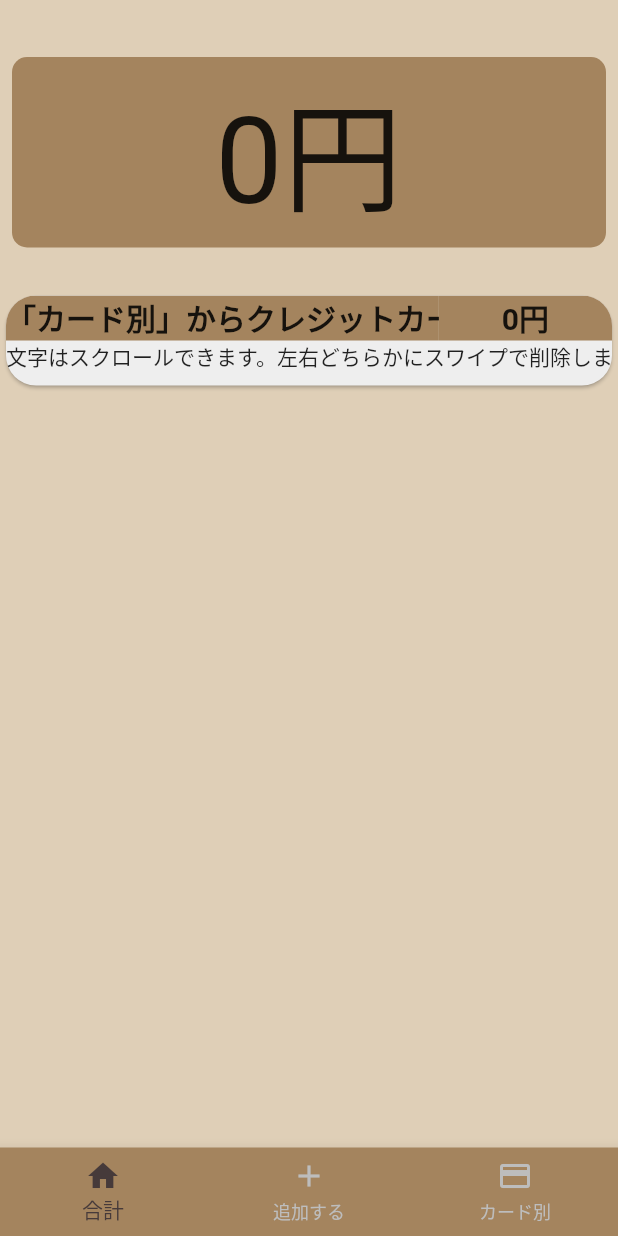
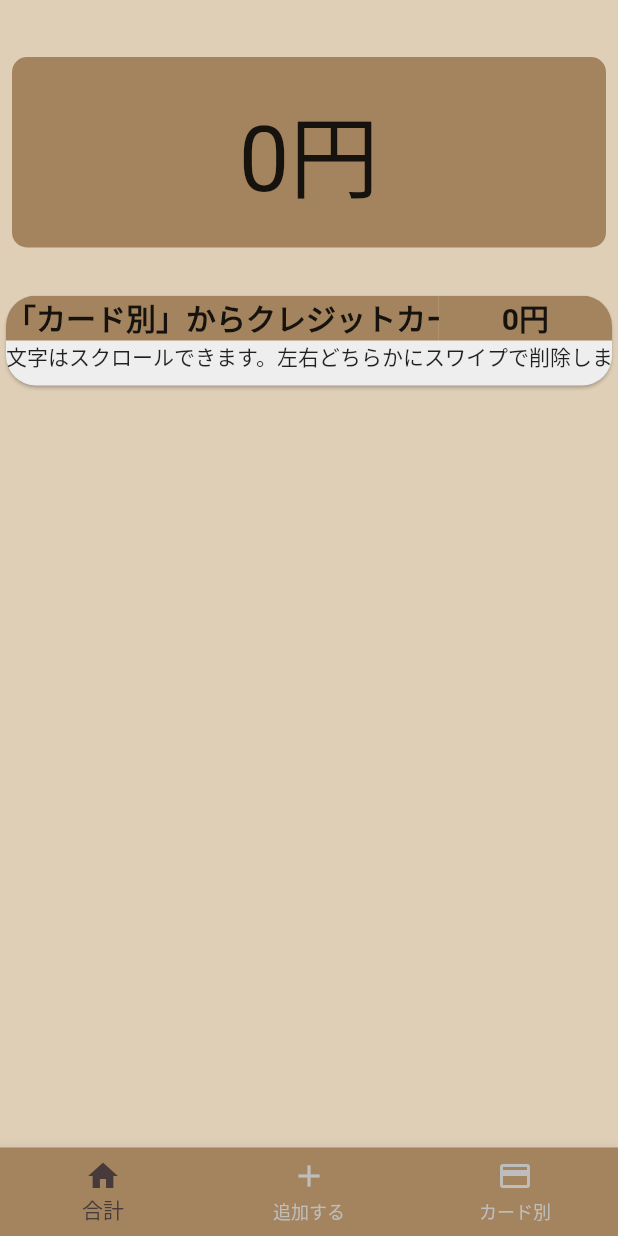
Before and after one commit to koki1126/creditcard-statement-note, a Flutter app: the screen it shows after launch, on a phone screen of 412 x 824 dp. Run offline on Flutter 3.47's test engine with Material 2 defaults, Android fonts, the phone set to English and light mode, and no system bars; our stand-ins replace sqflite; missing offline and left inert: flutter_device_type; accounts and stored records are empty.

Commit message:
フォントサイズの変更

```diff
--- a/lib/home_page.dart
+++ b/lib/home_page.dart
@@ -48,7 +48,7 @@ class _TotalPageState extends State<TotalPage> {
                       if (snapshot.hasData) {
                         return Text(
                           '${snapshot.data.toString()}円',
-                          style: const TextStyle(fontSize: 80),
+                          style: const TextStyle(fontSize: 60),
                         );
                       } else {
                         return const CircularProgressIndicator();
```
